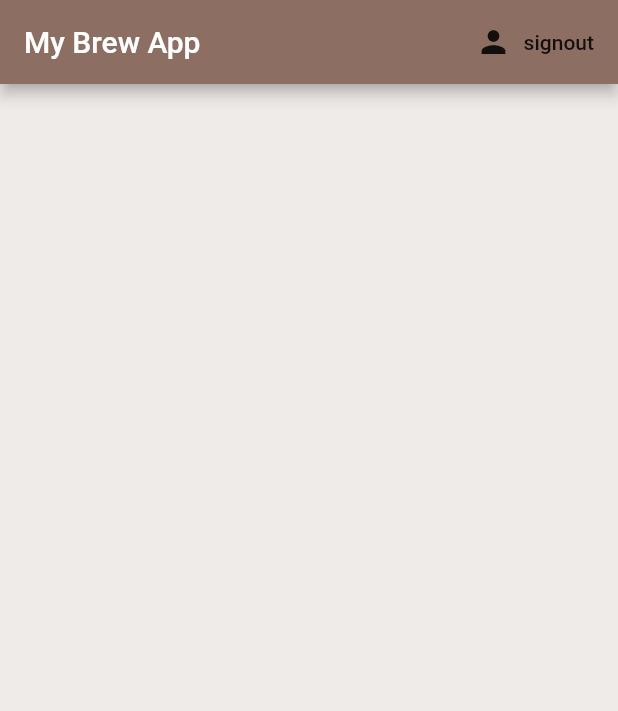
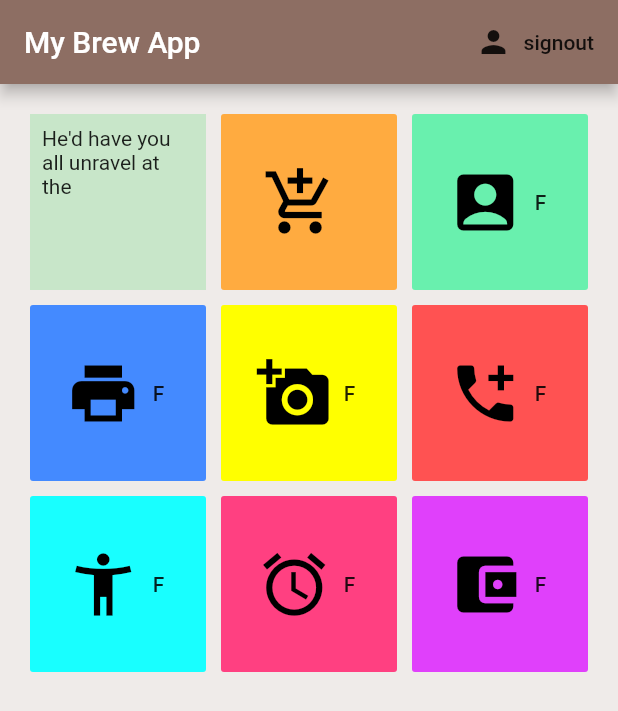
Before and after one commit to amitabhleo/flutter, a Flutter app: the screen it shows once a user with an empty profile is signed in, on a phone screen of 412 x 824 dp. Shown: the top 711 px of the screen. Run offline on Flutter 3.47's test engine with Material 2 defaults, Android fonts, the phone set to English and light mode, and no system bars; our stand-ins replace firebase_auth; accounts and stored records are empty.

Commit message:
register dart file added

```diff
--- a/lib/screens/authenticate/register.dart
+++ b/lib/screens/authenticate/register.dart
@@ -46,6 +46,17 @@ class _RegisterState extends State<Register> {
             children: <Widget>[
               SizedBox(height: 20.0),
               TextFormField(
+                decoration: InputDecoration(
+                    hintText: 'Email',
+                fillColor: Colors.white,
+                filled: true,
+                enabledBorder: OutlineInputBorder(
+                  borderSide: BorderSide(color: Colors.white,width: 2.0)
+                ),
+                focusedBorder: OutlineInputBorder(
+                  borderSide: BorderSide(color: Colors.pink,width: 2.0)
+                ),
+                ),
                 validator: (val) => val.isEmpty ? 'Enter an Email' : null,
                   onChanged: (val){
                     setState(() => email = val);
@@ -53,6 +64,17 @@ class _RegisterState extends State<Register> {
               ),
               SizedBox(height: 20.0),
               TextFormField(
+                  decoration: InputDecoration(
+                    hintText: 'Password',
+                    fillColor: Colors.white,
+                    filled: true,
+                    enabledBorder: OutlineInputBorder(
+                        borderSide: BorderSide(color: Colors.white,width: 2.0)
+                    ),
+                    focusedBorder: OutlineInputBorder(
+                        borderSide: BorderSide(color: Colors.pink,width: 2.0)
+                    ),
+                  ),
                   validator: (val) => val.length < 5 ? 'Enter a password > 5 chars long' : null,
                   obscureText: true,
                   onChanged: (val){
--- a/lib/screens/home/home.dart
+++ b/lib/screens/home/home.dart
@@ -18,6 +18,121 @@ class Home extends StatelessWidget {
               label: Text('signout'))
         ],
       ),
+      body: CustomScrollView(
+        primary: false,
+        slivers: <Widget>[
+          SliverPadding(
+            padding: const EdgeInsets.all(20),
+            sliver: SliverGrid.count(
+              crossAxisSpacing: 10,
+              mainAxisSpacing: 10,
+              crossAxisCount: 3,
+              children: <Widget>[
+                Container(
+                  padding: const EdgeInsets.all(8),
+                  child: const Text('He\'d have you all unravel at the'),
+                  color: Colors.green[100],
+
+                ),
+                Container(
+                  child: FlatButton.icon(
+                    onPressed: (){},
+                    icon: Icon(
+                      Icons.add_shopping_cart,
+                      color: Colors.black,
+                      size: 50.0,
+                    ),
+                    label: Text(''),
+                    color: Colors.orangeAccent,),
+                ),
+                Container(
+                  child: FlatButton.icon(
+                    onPressed: (){},
+                    icon: Icon(
+                      Icons.account_box,
+                      color: Colors.black,
+                      size: 50.0,
+                    ),
+                    label: Text('F'),
+                    color: Colors.greenAccent,),
+                ),
+                Container(
+                  child: FlatButton.icon(
+                    onPressed: (){},
+                    icon: Icon(
+                      Icons.print,
+                      color: Colors.black,
+                      size: 50.0,
+                    ),
+                    label: Text('F'),
+                    color: Colors.blueAccent,),
+
+                ),
+                Container(
+                  child: FlatButton.icon(
+                      onPressed: (){},
+                      icon: Icon(
+                        Icons.add_a_photo,
+                        color: Colors.black,
+                        size: 50.0,
+                        ),
+                      label: Text('F'),
+                  color: Colors.yellowAccent,),
+
+                ),
+                Container(
+                  child: FlatButton.icon(
+                    onPressed: (){},
+                    icon: Icon(
+                      Icons.add_call,
+                      color: Colors.black,
+                      size: 50.0,
+                    ),
+                    label: Text('F'),
+                    color: Colors.redAccent,),
+
+                ),
+                Container(
+                  child: FlatButton.icon(
+                    onPressed: (){},
+                    icon: Icon(
+                      Icons.accessibility_new,
+                      color: Colors.black,
+                      size: 50.0,
+                    ),
+                    label: Text('F'),
+                    color: Colors.cyanAccent,),
+
+                ),
+                Container(
+                  child: FlatButton.icon(
+                    onPressed: (){},
+                    icon: Icon(
+                      Icons.alarm,
+                      color: Colors.black,
+                      size: 50.0,
+                    ),
+                    label: Text('F'),
+                    color: Colors.pinkAccent),
+
+                ),
+                Container(
+                  child: FlatButton.icon(
+                    onPressed: (){},
+                    icon: Icon(
+                      Icons.account_balance_wallet,
+                      color: Colors.black,
+                      size: 50.0,
+                    ),
+                    label: Text('F'),
+                    color: Colors.purpleAccent,),
+
+                ),
+              ],
+            ),
+          ),
+        ],
+      )
     );
 
   }
```
